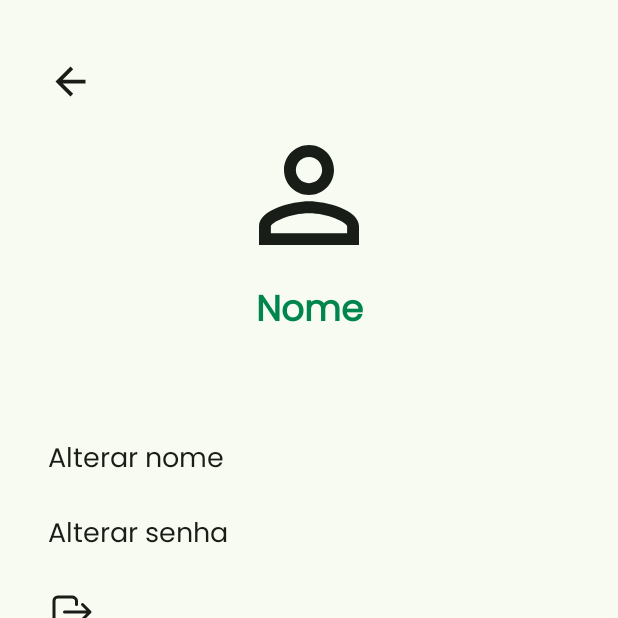
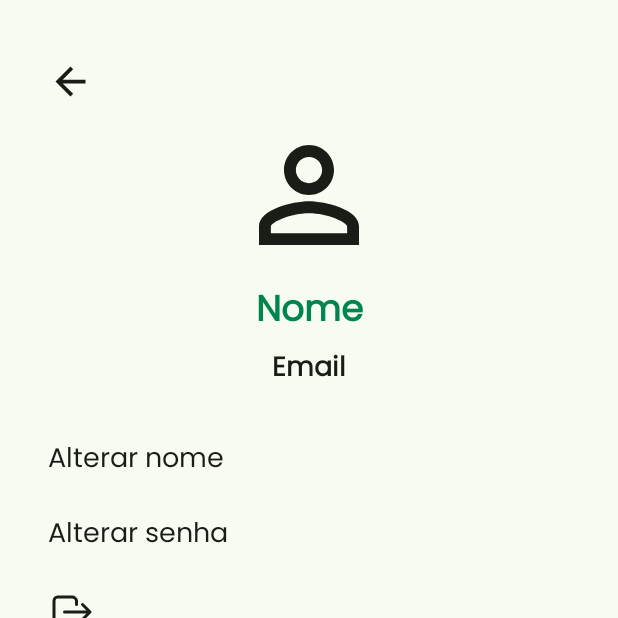
Before and after one commit to cadugoncalvesb/noted, an Android app: the ProfileActivity screen opened directly, with no data from a screen before it, on a phone screen of 412 x 824 dp, the top half of it. Run offline under Robolectric (Android 15) with nearby library versions, the phone set to English and light mode, and no system bars; our stand-ins replace Firebase (no records; nobody signed in at launch, a user with empty details on screens opened directly).

Commit message:
Get email do usuário

```diff
--- a/app/src/main/java/com/example/projetointegrador/ProfileActivity.java
+++ b/app/src/main/java/com/example/projetointegrador/ProfileActivity.java
@@ -38,7 +38,7 @@ public class ProfileActivity extends AppCompatActivity {
             return;
         }
         String idUser = currentUser.getUid();
-        getNameUser(idUser);
+        getNameAndEmailUser(idUser);
 
         binding.btnBack.setOnClickListener(v -> {
             finish();
@@ -52,15 +52,18 @@ public class ProfileActivity extends AppCompatActivity {
         });
 
     }
-    private void getNameUser(String idUser) {
+    private void getNameAndEmailUser(String idUser) {
         db.collection("users")
                 .document(idUser)
                 .get()
                 .addOnSuccessListener(documentSnapshot -> {
                     if (documentSnapshot.exists()) {
                         String name = documentSnapshot.getString("name");
+                        String email = documentSnapshot.getString("email");
                         if (name != null) binding.textViewName.setText(name);
                         else binding.textViewName.setText("Nome indisponível no momento");
+                        if (email != null) binding.textViewEmail.setText(email);
+                        else binding.textViewEmail.setText("E-mail indisponível no momento");
                     }
                 })
                 .addOnFailureListener(e -> {
--- a/app/src/main/res/layout/activity_profile.xml
+++ b/app/src/main/res/layout/activity_profile.xml
@@ -45,6 +45,19 @@
         app:layout_constraintTop_toBottomOf="@+id/imageProfile" />
 
     <TextView
+        android:id="@+id/textViewEmail"
+        android:layout_width="wrap_content"
+        android:layout_height="wrap_content"
+        android:layout_marginTop="3dp"
+        android:text="Email"
+        android:textSize="18dp"
+        android:textStyle="bold"
+        android:textColor="@color/md_theme_onSurface"
+        app:layout_constraintEnd_toEndOf="parent"
+        app:layout_constraintStart_toStartOf="parent"
+        app:layout_constraintTop_toBottomOf="@+id/textViewName" />
+
+    <TextView
         android:id="@+id/textViewEditName"
         android:layout_width="wrap_content"
         android:layout_height="wrap_content"
```
